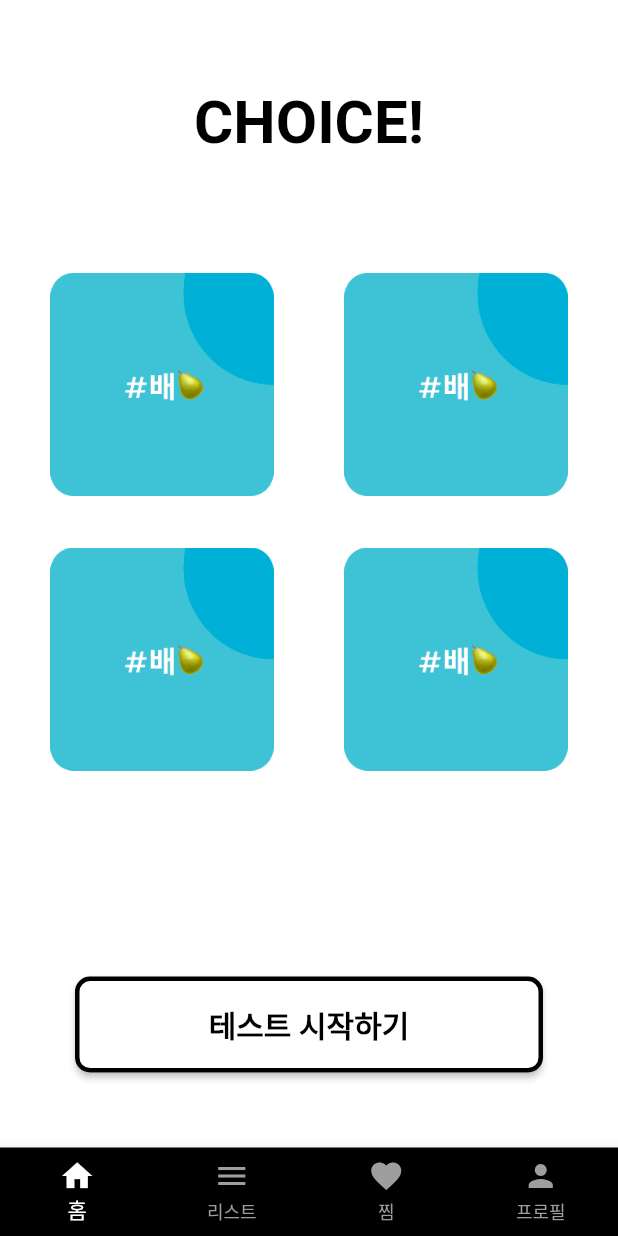
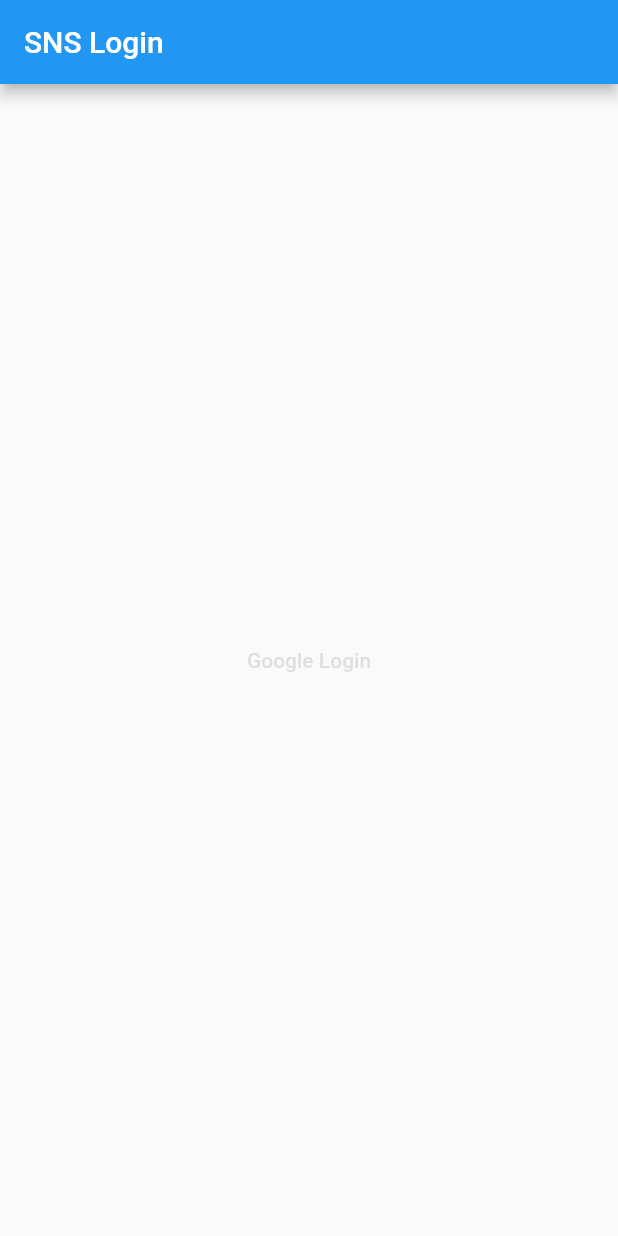
Before and after one commit to 2023CHOICE/2023choice, a Flutter app: the screen it shows after launch, on a phone screen of 412 x 824 dp. Run offline on Flutter 3.47's test engine with Material 2 defaults, Android fonts, the phone set to English and light mode, and no system bars; our stand-ins replace firebase_auth, firebase_core, google_sign_in; accounts and stored records are empty.

Commit message:
add googleLogin

```diff
--- a/choice/lib/func/home.dart
+++ b/choice/lib/func/home.dart
@@ -1,3 +1,4 @@
+import 'package:firebase_auth/firebase_auth.dart';
 import 'package:flutter/material.dart';
 import 'dart:math';
 import '../question/1.dart';
--- /dev/null
+++ b/choice/lib/login/app.dart
@@ -0,0 +1,47 @@
+import 'package:choice/login/login_home.dart';
+import 'package:firebase_core/firebase_core.dart';
+import 'package:flutter/cupertino.dart';
+import 'package:flutter/material.dart';
+
+class App extends StatelessWidget {
+  const App({super.key});
+
+  static const String _title = 'Flutter Code Sample';
+
+  @override
+  Widget build(BuildContext context) {
+    return const MaterialApp(
+      title: _title,
+      home: MyStatefulWidget(),
+    );
+  }
+}
+
+class MyStatefulWidget extends StatefulWidget {
+  const MyStatefulWidget({super.key});
+
+  @override
+  State<MyStatefulWidget> createState() => _MyStatefulWidgetState();
+}
+
+class _MyStatefulWidgetState extends State<MyStatefulWidget> {
+  @override
+  Widget build(BuildContext context) {
+    final deviceHeight = MediaQuery.of(context).size.height;
+    return FutureBuilder(
+      future:  Firebase.initializeApp(),
+      builder: (context, snapshot) {
+        if(snapshot.hasError) {
+          return Center(
+            child: Text("Firebase load fail"),
+          );
+        }
+        if(snapshot.connectionState == ConnectionState.done) {
+          return Loginhome();
+        }
+        return CircularProgressIndicator();
+      },
+    );
+
+  }
+}
--- /dev/null
+++ b/choice/lib/login/login.dart
@@ -0,0 +1,47 @@
+import 'package:firebase_auth/firebase_auth.dart';
+import 'package:firebase_core/firebase_core.dart';
+import 'package:flutter/cupertino.dart';
+import 'package:flutter/material.dart';
+import 'package:google_sign_in/google_sign_in.dart';
+
+class Login extends StatelessWidget {
+  const Login({Key? key}) : super(key: key);
+
+  Future<UserCredential> signInWithGoogle() async {
+    // Trigger the authentication flow
+    final GoogleSignInAccount? googleUser = await GoogleSignIn().signIn();
+
+    // Obtain the auth details from the request
+    final GoogleSignInAuthentication? googleAuth = await googleUser?.authentication;
+
+    // Create a new credential
+    final credential = GoogleAuthProvider.credential(
+      accessToken: googleAuth?.accessToken,
+      idToken: googleAuth?.idToken,
+    );
+
+    // Once signed in, return the UserCredential
+    return await FirebaseAuth.instance.signInWithCredential(credential);
+  }
+
+  @override
+  Widget build(BuildContext context) {
+    return Scaffold(
+      appBar: AppBar(
+        title:  Text("SNS Login"),
+      ),
+      body:  Center(
+        child: Column (
+          mainAxisAlignment: MainAxisAlignment.center,
+          children: [
+            TextButton(
+              style: TextButton.styleFrom(primary: Colors.grey.withOpacity(0.3),),
+              child: Text("Google Login"),
+              onPressed: signInWithGoogle,
+            )
+          ],
+        ),
+      ),
+    );
+  }
+}
--- /dev/null
+++ b/choice/lib/login/login_home.dart
@@ -0,0 +1,50 @@
+import 'package:choice/func/home.dart';
+import 'package:firebase_auth/firebase_auth.dart';
+import 'package:flutter/cupertino.dart';
+import 'package:flutter/material.dart';
+
+import 'login.dart';
+
+class Loginhome extends StatelessWidget {
+  const Loginhome({Key? key}) : super(key: key);
+
+  @override
+  Widget build(BuildContext context) {
+    return Scaffold(
+      body: StreamBuilder(
+        stream: FirebaseAuth.instance.authStateChanges(),
+        builder: (BuildContext context, AsyncSnapshot snapshot){
+          if (!snapshot.hasData) {
+            return Login();
+          }
+          else {
+            return Center(
+              child: Column(
+                mainAxisAlignment: MainAxisAlignment.center,
+                children: [
+                  Text("${snapshot.data?.displayName}님 반갑습니다:D", style: TextStyle(fontWeight: FontWeight.bold),),
+                  SizedBox(height: 20,),
+                  TextButton(
+                    child: Text('로그아웃', style: TextStyle(color: Colors.indigo, fontWeight: FontWeight.bold),),
+                    onPressed: () {
+                      FirebaseAuth.instance.signOut();
+                    },
+                  ),
+                  TextButton(
+                    child: Text('시작하기', style: TextStyle(color: Colors.indigo, fontWeight: FontWeight.bold),),
+
+                    onPressed: () {
+                      Navigator.of(context).push(MaterialPageRoute(
+                          builder: (BuildContext context) => Home()));
+                    },
+                  ),
+                  Text('초기 로그인 시, 프로필 설정 부탁드립니다!', style: TextStyle(color: Colors.indigo, fontWeight: FontWeight.bold),),
+                ],
+              ),
+            );
+          }
+        },
+      ),
+    );
+  }
+}
--- a/choice/lib/main.dart
+++ b/choice/lib/main.dart
@@ -1,9 +1,4 @@
-import 'package:choice/question/1.dart';
-import 'package:choice/result/WUYB.dart';
 import 'package:flutter/material.dart';
+import 'login/app.dart';
 
-import 'func/home.dart';
-import 'func/list.dart';
-import 'question/1.dart';
-
-void main() => runApp(const Home());
+void main() => runApp(const App());
--- a/choice/pubspec.yaml
+++ b/choice/pubspec.yaml
@@ -36,6 +36,10 @@ dependencies:
   # The following adds the Cupertino Icons font to your application.
   # Use with the CupertinoIcons class for iOS style icons.
   cupertino_icons: ^1.0.2
+  firebase_core: ^2.4.1
+  firebase_auth: ^4.2.5
+
+  google_sign_in: ^5.4.3
 
 
 dev_dependencies:
```
Also changed, not shown: choice/pubspec.lock, 8 other files.
